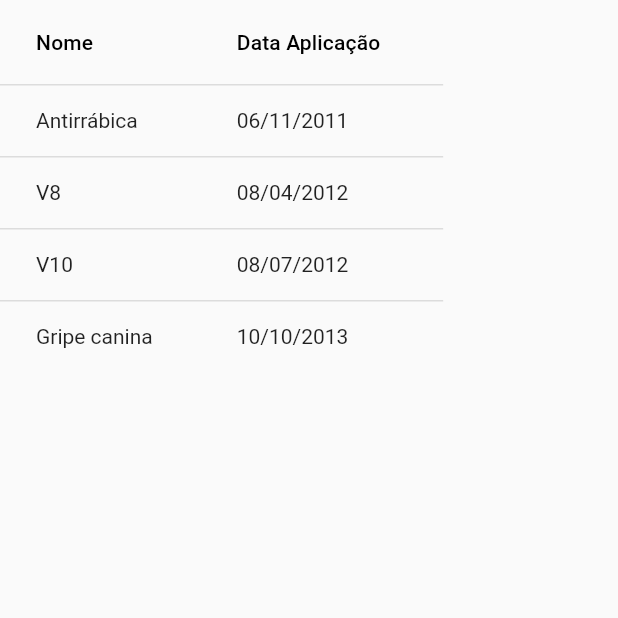
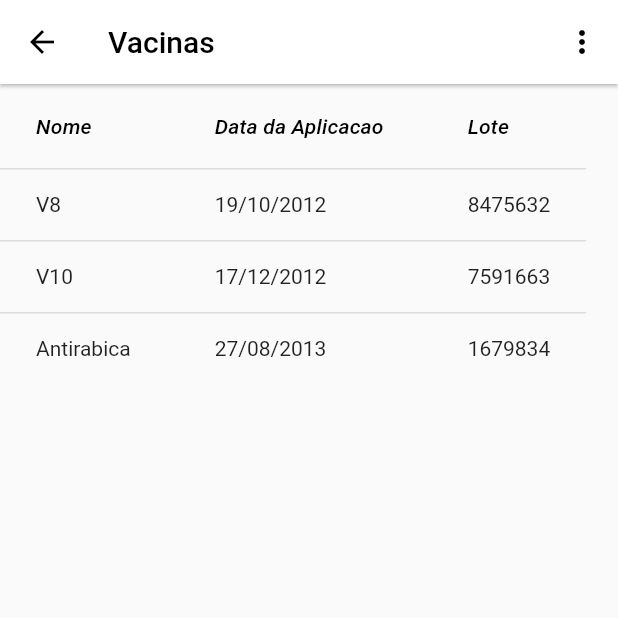
Before and after one commit to castrobiia/health_pets, a Flutter app: the VacinaPage screen opened directly, on a phone screen of 412 x 824 dp, the top half of it. Run offline on Flutter 3.47's test engine with Material 2 defaults, Android fonts, the phone set to English and light mode, and no system bars; our stand-ins replace splashscreen, syncfusion_flutter_charts.

Commit message:
alteracao script vacina

```diff
--- a/lib/pages/vacinas.page.dart
+++ b/lib/pages/vacinas.page.dart
@@ -1,73 +1,80 @@
 import 'package:flutter/material.dart';
-import 'package:health_pets/widges/vacina/scrollab.widget.dart';
-import 'package:health_pets/widges/vacina/vacina-list.dart';
-import 'package:health_pets/widges/vacina/vacina-table.dart';
+import 'package:health_pets/pages/menu.page.dart';
 
+class VacinaPage extends StatelessWidget {
+  const VacinaPage({Key? key}) : super(key: key);
 
-class VacinaPage extends StatefulWidget {
   @override
-  _VacinaPageState createState() => _VacinaPageState();
+  Widget build(BuildContext context) {
+    return Scaffold(
+      appBar: AppBar(
+        backgroundColor: Colors.white,
+        title: Text("Vacinas"),
+        elevation: 1,
+        actions: [
+          PopupMenuButton<MenuItem>(
+            onSelected: (item) => onSelected(context, item),
+            itemBuilder: (context) => [
+              ...MenuItems.items.map(buildItem).toList(),
+            ],
+          ),
+        ],
+      ),
+
+      body: const MyStatelessWidget(),
+    );
+  }
 }
 
-class _VacinaPageState extends State<VacinaPage> {
-  late List<Vacina> vacinas;
-  int? sortColumnIndex;
-  bool isAscending = false;
+class MyStatelessWidget extends StatelessWidget {
+  const MyStatelessWidget({Key? key}) : super(key: key);
 
   @override
-  void initState() {
-    super.initState();
-
-    this.vacinas = List.of(allVacinas);
-  }
-
-  @override
-  Widget build(BuildContext context) => Scaffold(
-        body: ScrollableWidget(child: buildDataTable()),
-      );
-
-  Widget buildDataTable() {
-    final columns = ['Nome', 'Data Aplicação'];
-
+  Widget build(BuildContext context) {
     return DataTable(
-      sortAscending: isAscending,
-      sortColumnIndex: sortColumnIndex,
-      columns: getColumns(columns),
-      rows: getRows(vacinas),
+      columns: const <DataColumn>[
+        DataColumn(
+          label: Text(
+            'Nome',
+            style: TextStyle(fontStyle: FontStyle.italic),
+          ),
+        ),
+        DataColumn(
+          label: Text(
+            'Data da Aplicacao',
+            style: TextStyle(fontStyle: FontStyle.italic),
+          ),
+        ),
+        DataColumn(
+          label: Text(
+            'Lote',
+            style: TextStyle(fontStyle: FontStyle.italic),
+          ),
+        ),
+      ],
+      rows: const <DataRow>[
+        DataRow(
+          cells: <DataCell>[
+            DataCell(Text('V8')),
+            DataCell(Text('19/10/2012')),
+            DataCell(Text('8475632')),
+          ],
+        ),
+        DataRow(
+          cells: <DataCell>[
+            DataCell(Text('V10')),
+            DataCell(Text('17/12/2012')),
+            DataCell(Text('7591663')),
+          ],
+        ),
+        DataRow(
+          cells: <DataCell>[
+            DataCell(Text('Antirabica')),
+            DataCell(Text('27/08/2013')),
+            DataCell(Text('1679834')),
+          ],
+        ),
+      ],
     );
   }
-
-  List<DataColumn> getColumns(List<String> columns) => columns
-      .map((String column) => DataColumn(
-            label: Text(column),
-            onSort: onSort,
-          ))
-      .toList();
-
-  List<DataRow> getRows(List<Vacina> vacinas) => vacinas.map((Vacina vacina) {
-        final cells = [vacina.nomeVacina, vacina.dataAplicacao];
-
-        return DataRow(cells: getCells(cells));
-      }).toList();
-
-  List<DataCell> getCells(List<dynamic> cells) =>
-      cells.map((data) => DataCell(Text('$data'))).toList();
-
-  void onSort(int columnIndex, bool ascending) {
-    if (columnIndex == 0) {
-      vacinas.sort((vacina1, vacina2) =>
-          compareString(ascending, vacina1.nomeVacina, vacina2.nomeVacina));
-    } else if (columnIndex == 1) {
-      vacinas.sort((vacina1, vacina2) =>
-          compareString(ascending, vacina1.dataAplicacao, vacina2.dataAplicacao));
-    }
-
-    setState(() {
-      this.sortColumnIndex = columnIndex;
-      this.isAscending = ascending;
-    });
-  }
-
-  int compareString(bool ascending, String value1, String value2) =>
-      ascending ? value1.compareTo(value2) : value2.compareTo(value1);
 }
```
